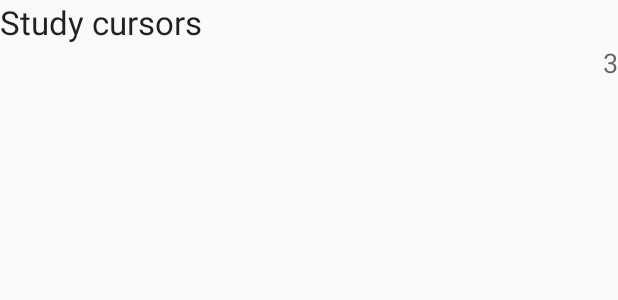
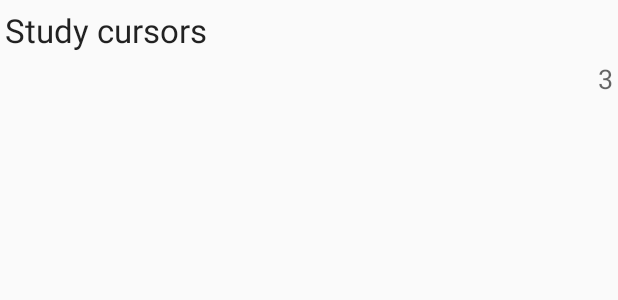
Before and after one commit to R-daneel-olivaw/GeoTrendsAndroid, an Android app: the layout list_item.xml on its own in the app's theme, with its tools: preview values and no code run, on a phone screen of 412 x 824 dp. Shown: the top 300 px of the screen. Run offline under Robolectric (Android 15) with nearby library versions, the phone set to English and light mode, and no system bars.

Commit message:
improved the recyclerview item layout

```diff
--- a/app/src/main/java/aks/geotrends/android/KeywordsRecyclerAdapter.java
+++ b/app/src/main/java/aks/geotrends/android/KeywordsRecyclerAdapter.java
@@ -29,8 +29,7 @@ public class KeywordsRecyclerAdapter extends RecyclerView.Adapter<KeywordsRecycl
         objects = items;
         this.clickHandler = clickHandler;
 
-        daysHours = new PeriodFormatterBuilder().appendDays().appendSuffix(" day", " days").appendSeparator(" and ")
-                .appendHours().appendSuffix(" hour", " hours").toFormatter();
+        daysHours = new PeriodFormatterBuilder().appendWeeks().appendSuffix("w").appendDays().appendSuffix("d").appendHours().appendSuffix("h").toFormatter();
     }
 
     @Override
@@ -65,12 +64,9 @@ public class KeywordsRecyclerAdapter extends RecyclerView.Adapter<KeywordsRecycl
         Period period = keywordAge.toPeriod();
 
         String keywordAgeString;
-        if(period.toStandardMinutes().getMinutes()<60)
-        {
+        if (period.toStandardMinutes().getMinutes() < 60) {
             keywordAgeString = LT_1_HOUR;
-        }
-        else
-        {
+        } else {
             keywordAgeString = daysHours.print(period);
         }
 
--- a/app/src/main/res/layout/list_item.xml
+++ b/app/src/main/res/layout/list_item.xml
@@ -2,18 +2,28 @@
 <LinearLayout xmlns:android="http://schemas.android.com/apk/res/android"
     android:layout_width="match_parent"
     android:layout_height="match_parent"
-    android:orientation="vertical" >
+    android:orientation="vertical">
+
     <TextView
         android:id="@+id/tvKeyword"
-        android:layout_width="wrap_content"
+        android:layout_width="match_parent"
         android:layout_height="wrap_content"
+        android:layout_marginTop="5dp"
+        android:paddingLeft="3dp"
+        android:paddingRight="3dp"
         android:text="Study cursors"
         android:textAppearance="?android:attr/textAppearanceLarge" />
+
     <TextView
         android:id="@+id/tvDuration"
         android:layout_width="wrap_content"
         android:layout_height="wrap_content"
+        android:layout_gravity="right"
+        android:layout_marginBottom="5dp"
         android:layout_marginLeft="10dp"
+        android:layout_marginTop="5dp"
+        android:paddingLeft="3dp"
+        android:paddingRight="3dp"
         android:text="3"
-        android:textAppearance="?android:attr/textAppearanceMedium" android:layout_gravity="right" />
+        android:textAppearance="?android:attr/textAppearanceMedium" />
 </LinearLayout>
```
